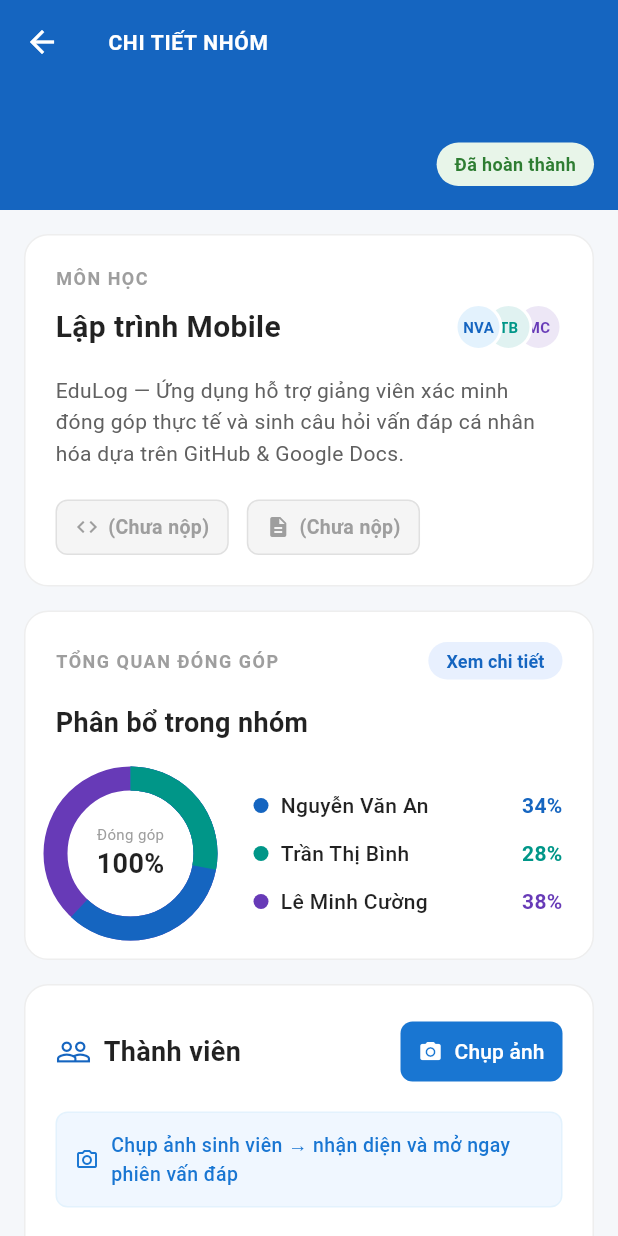
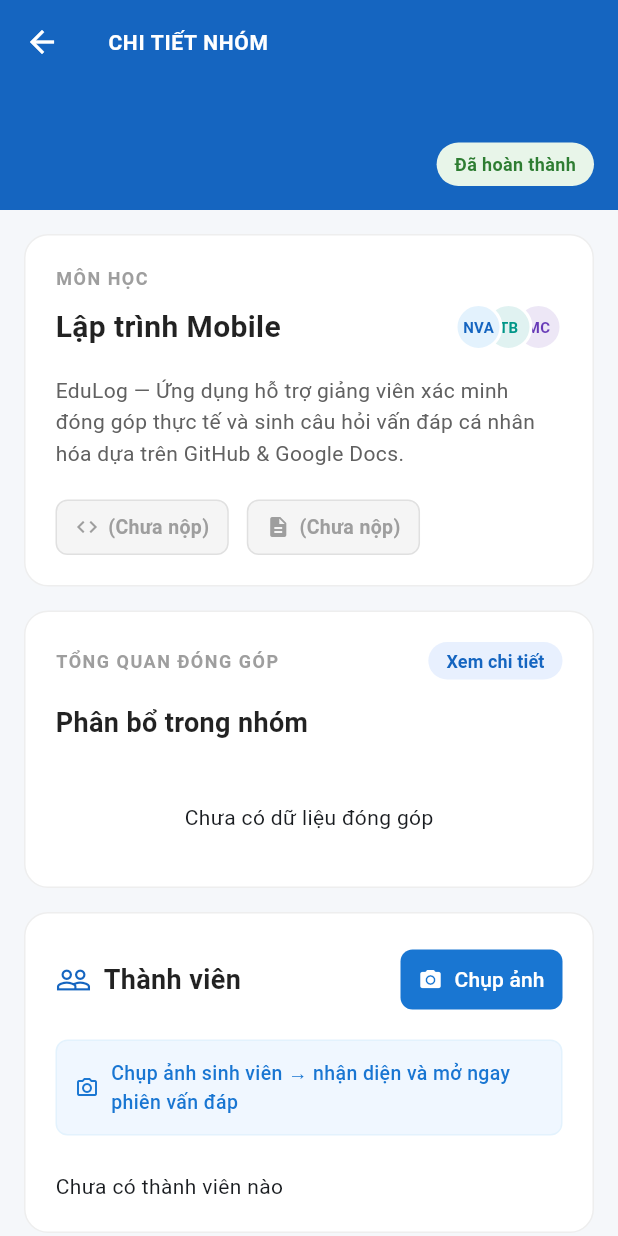
Before and after one commit to dinhan125/EduLog, a Flutter app: the GroupDetailScreen screen opened directly with empty values, on a phone screen of 412 x 824 dp. Run offline on Flutter 3.47's test engine with Material 3 defaults, Android fonts, the phone set to English and light mode, and no system bars; our stand-ins replace cloud_firestore, dio, faker, firebase_auth, firebase_core, flutter_riverpod; accounts and stored records are empty.

Commit message:
feat: integrate real GitHub contribution data via new repository and dynamic UI updates

```diff
--- /dev/null
+++ b/lib/features/group_management/data/repositories/github_repository.dart
@@ -0,0 +1,40 @@
+import 'dart:convert';
+import 'package:flutter_riverpod/flutter_riverpod.dart';
+import 'package:http/http.dart' as http;
+import 'package:flutter/foundation.dart';
+
+final githubRepositoryProvider = Provider<GithubRepository>((ref) {
+  return GithubRepository();
+});
+
+final githubContributionsProvider = FutureProvider.family<List<Map<String, dynamic>>, String>((ref, githubLink) async {
+  if (githubLink.isEmpty) return [];
+  final repository = ref.read(githubRepositoryProvider);
+  return repository.fetchGithubContributions(githubLink);
+});
+
+class GithubRepository {
+  Future<List<Map<String, dynamic>>> fetchGithubContributions(String githubLink) async {
+    final url = Uri.parse('https://edulog-vercel.vercel.app/api/github');
+    try {
+      final response = await http.post(
+        url,
+        headers: {'Content-Type': 'application/json'},
+        body: jsonEncode({'githubLink': githubLink}),
+      );
+
+      if (response.statusCode == 200) {
+        final decoded = jsonDecode(response.body);
+        final data = decoded['data'] as List<dynamic>?;
+        if (data == null) return [];
+        return data.cast<Map<String, dynamic>>();
+      } else {
+        debugPrint('Github API error: ${response.statusCode} - ${response.body}');
+        return [];
+      }
+    } catch (e) {
+      debugPrint('Github API exception: $e');
+      return [];
+    }
+  }
+}
--- a/lib/features/group_management/presentation/pages/group_detail_screen.dart
+++ b/lib/features/group_management/presentation/pages/group_detail_screen.dart
@@ -1,3 +1,4 @@
+import '../../data/repositories/github_repository.dart';
 import 'package:flutter/material.dart';
 import 'package:flutter_riverpod/flutter_riverpod.dart';
 import '../../../student_dashboard/domain/entities/group_entity.dart';
@@ -22,7 +23,7 @@ class GroupDetailScreen extends ConsumerWidget {
                 children: [
                   _buildProjectInfoCard(group),
                   const SizedBox(height: 16),
-                  _buildContributionOverviewCard(),
+                  _buildContributionOverviewCard(ref),
                   const SizedBox(height: 16),
                   _buildMembersListCard(context, ref),
                   const SizedBox(height: 32),
@@ -262,7 +263,10 @@ class GroupDetailScreen extends ConsumerWidget {
     );
   }
 
-  Widget _buildContributionOverviewCard() {
+  Widget _buildContributionOverviewCard(WidgetRef ref) {
+    final githubLink = group.githubUrl ?? '';
+    final asyncData = ref.watch(githubContributionsProvider(githubLink));
+
     return Container(
       width: double.infinity,
       decoration: BoxDecoration(
@@ -315,79 +319,83 @@ class GroupDetailScreen extends ConsumerWidget {
             ),
           ),
           const SizedBox(height: 24),
-          Row(
+          asyncData.when(
+            data: (data) {
+              if (data.isEmpty) {
+                return const Padding(
+                  padding: EdgeInsets.all(16.0),
+                  child: Center(child: Text('Chưa có dữ liệu đóng góp')),
+                );
+              }
+
+              final colors = [
+                const Color(0xFF1565C0),
+                const Color(0xFF009688),
+                const Color(0xFF673AB7),
+                const Color(0xFFE91E63),
+                const Color(0xFFFF9800),
+              ];
+
+              double currentTotal = 0;
+              final chartWidgets = <Widget>[];
+              final legendWidgets = <Widget>[];
+
+              for (var i = 0; i < data.length; i++) {
+                final item = data[i];
+                final percentage = ((item['percentage'] as num?)?.toDouble() ?? 0.0) / 100.0;
+                final username = item['username']?.toString() ?? 'Unknown';
+                final color = colors[i % colors.length];
+
+                // Add to legends
+                legendWidgets.add(
+                  _buildLegendItem(username, '${(percentage * 100).toInt()}%', color),
+                );
+                if (i < data.length - 1) legendWidgets.add(const SizedBox(height: 12));
+
+                // Add to chart
+                currentTotal += percentage;
+                chartWidgets.insert(0, SizedBox(
+                  width: 100,
+                  height: 100,
+                  child: CircularProgressIndicator(
+                    value: currentTotal,
+                    strokeWidth: 16,
+                    color: color,
+                  ),
+                ));
+              }
+
+              chartWidgets.add(
+                Column(
+                  mainAxisSize: MainAxisSize.min,
+                  children: const [
+                    Text('Đóng góp', style: TextStyle(fontSize: 10, color: Colors.grey)),
+                    Text('100%', style: TextStyle(fontSize: 18, fontWeight: FontWeight.bold, color: Colors.black87)),
+                  ],
+                )
+              );
+
+              return Row(
                 children: [
-              // Mock Donut Chart
                   SizedBox(
                     width: 100,
                     height: 100,
                     child: Stack(
                       alignment: Alignment.center,
-                  children: [
-                    SizedBox(
-                      width: 100,
-                      height: 100,
-                      child: CircularProgressIndicator(
-                        value: 1.0,
-                        strokeWidth: 16,
-                        color: const Color(0xFF673AB7), // Cường (38%)
+                      children: chartWidgets,
                     ),
                   ),
-                    SizedBox(
-                      width: 100,
-                      height: 100,
-                      child: CircularProgressIndicator(
-                        value: 0.62, // 34% + 28%
-                        strokeWidth: 16,
-                        color: const Color(0xFF1565C0), // An (34%)
-                      ),
-                    ),
-                    SizedBox(
-                      width: 100,
-                      height: 100,
-                      child: CircularProgressIndicator(
-                        value: 0.28,
-                        strokeWidth: 16,
-                        color: const Color(0xFF009688), // Bình (28%)
-                      ),
-                    ),
-                    Column(
-                      mainAxisSize: MainAxisSize.min,
-                      children: const [
-                        Text(
-                          'Đóng góp',
-                          style: TextStyle(
-                            fontSize: 10,
-                            color: Colors.grey,
-                          ),
-                        ),
-                        Text(
-                          '100%',
-                          style: TextStyle(
-                            fontSize: 18,
-                            fontWeight: FontWeight.bold,
-                            color: Colors.black87,
+                  const SizedBox(width: 32),
+                  Expanded(
+                    child: Column(
+                      children: legendWidgets,
                     ),
                   ),
                 ],
-                    ),
-                  ],
-                ),
-              ),
-              const SizedBox(width: 32),
-              // Legend
-              Expanded(
-                child: Column(
-                  children: [
-                    _buildLegendItem('Nguyễn Văn An', '34%', const Color(0xFF1565C0)),
-                    const SizedBox(height: 12),
-                    _buildLegendItem('Trần Thị Bình', '28%', const Color(0xFF009688)),
-                    const SizedBox(height: 12),
-                    _buildLegendItem('Lê Minh Cường', '38%', const Color(0xFF673AB7)),
-                  ],
-                ),
-              ),
-            ],
+              );
+            },
+            loading: () => const Center(child: CircularProgressIndicator()),
+            error: (e, st) => Text('Lỗi: $e', style: const TextStyle(color: Colors.red)),
           ),
         ],
       ),
```
Lines whose indentation alone changed are shown as unchanged.
